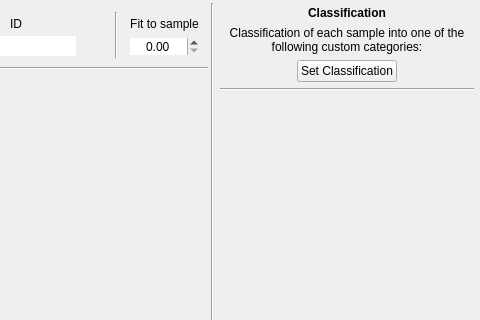
First picture: the form in ui/classification_dialog.ui, repository SMByC/AcATaMa, before the edit; both pictures show x 842 to 1322 and y 0 to 320 of the 1322 by 722 pixel window.
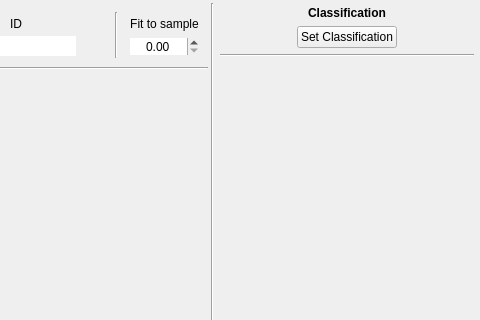
Second picture: the form after the edit. Icons and pictures are not drawn. Custom widgets are drawn as their Qt base class.

Commit message: Cleaning text box, add toolip

Diff of the .ui file:
```diff
--- a/ui/classification_dialog.ui
+++ b/ui/classification_dialog.ui
@@ -699,30 +699,6 @@
            </property>
           </widget>
          </item>
-         <item>
-          <widget class="QLabel" name="label_5">
-           <property name="sizePolicy">
-            <sizepolicy hsizetype="Ignored" vsizetype="Preferred">
-             <horstretch>0</horstretch>
-             <verstretch>0</verstretch>
-            </sizepolicy>
-           </property>
-           <property name="font">
-            <font>
-             <pointsize>9</pointsize>
-            </font>
-           </property>
-           <property name="text">
-            <string>Classification of each sample into one of the following custom categories:</string>
-           </property>
-           <property name="alignment">
-            <set>Qt::AlignCenter</set>
-           </property>
-           <property name="wordWrap">
-            <bool>true</bool>
-           </property>
-          </widget>
-         </item>
          <item>
           <widget class="QWidget" name="widget_6" native="true">
            <layout class="QHBoxLayout" name="horizontalLayout_2">
```
Left out of the diff: 3 changed lines with no effect on the pictures.
